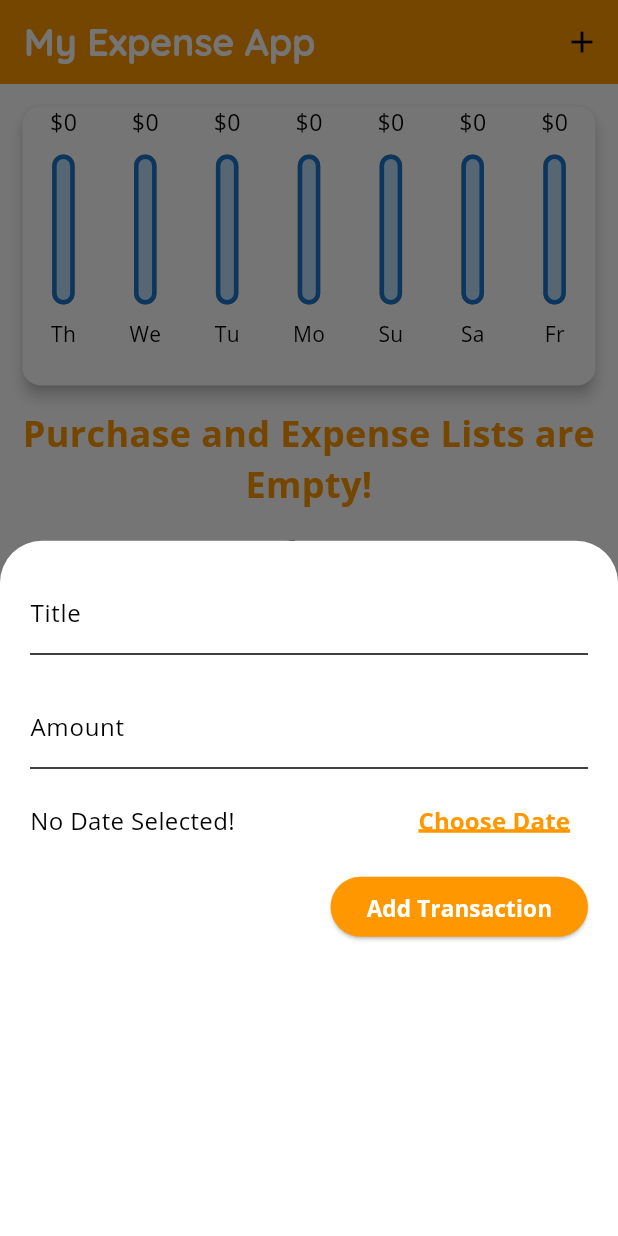
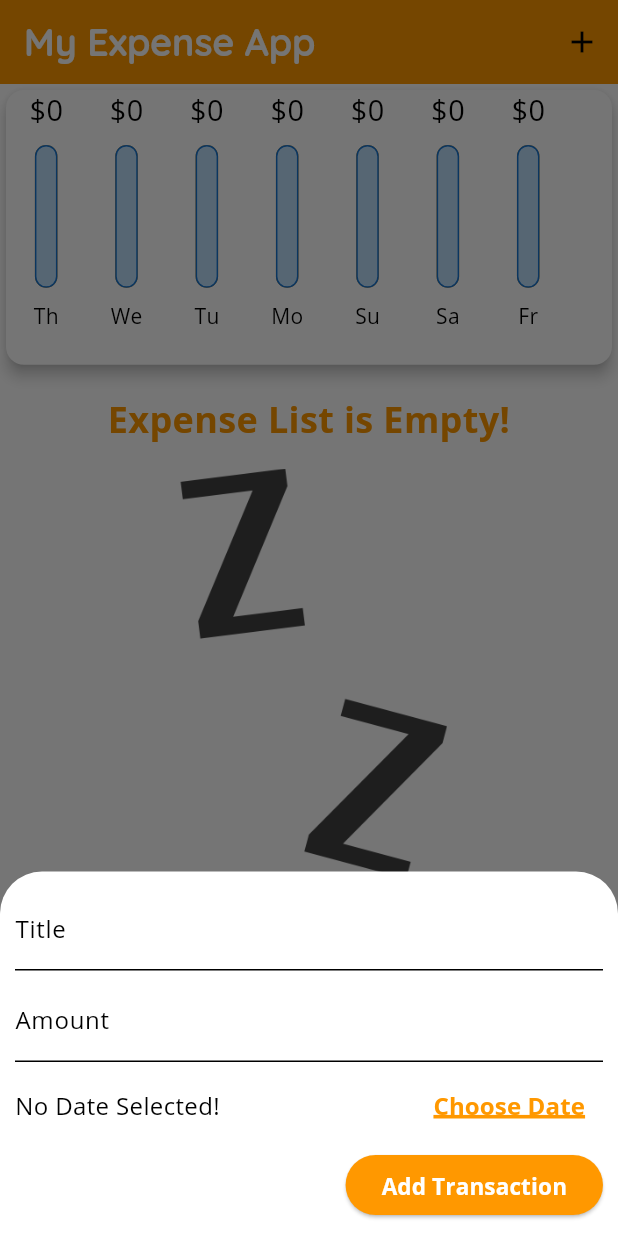
Before and after one commit to Babajide-James/Expense-App, a Flutter app: the screen it shows after launch, after a tap on the "add" icon, on a phone screen of 412 x 824 dp. Run offline on Flutter 3.47's test engine with Material 3 defaults, Android fonts, the phone set to English and light mode, and no system bars.

Commit message:
final expense app project

```diff
--- a/lib/chart/chart.dart
+++ b/lib/chart/chart.dart
@@ -1,6 +1,6 @@
 import 'package:flutter/material.dart';
+import 'package:intl/intl.dart';
 import '../models/model.dart';
-import 'package:intl/intl.dart';
 import 'chart_box.dart';
 
 class Chart extends StatelessWidget {
@@ -35,7 +35,6 @@ class Chart extends StatelessWidget {
   Widget build(BuildContext context) {
     return Card(
       elevation: 4,
-      margin: EdgeInsets.all(15),
       child: Row(
         children: myTransactions.map((data) {
           return ChartBox(
--- a/lib/chart/chart_box.dart
+++ b/lib/chart/chart_box.dart
@@ -12,18 +12,22 @@ class ChartBox extends StatelessWidget {
   final double percentOfTotal;
   @override
   Widget build(BuildContext context) {
-    return Expanded(
+    return LayoutBuilder(
+      builder: (context, constraint) {
+        return SizedBox(
+          width: MediaQuery.of(context).size.width * 0.13,
+          // height: MediaQuery.of(context).size.height * 0.1,
           child: Column(
             children: [
               SizedBox(
-            height: 22,
+                height: constraint.maxHeight * 0.15,
                 child: FittedBox(
                   child: Text('\$${totalAmount.toStringAsFixed(0)}'),
                 ),
               ),
-          SizedBox(height: 10),
+              SizedBox(height: constraint.maxHeight * 0.05),
               SizedBox(
-            height: 100,
+                height: constraint.maxHeight * 0.52,
                 width: 15,
                 child: Stack(
                   children: [
@@ -41,7 +45,7 @@ class ChartBox extends StatelessWidget {
                       decoration: BoxDecoration(
                         borderRadius: BorderRadiusGeometry.circular(10),
                         border: BoxBorder.all(
-                      width: 3,
+                          // width: 3,
                           color: Theme.of(context).primaryColorDark,
                         ),
                         color: Theme.of(context).primaryColorLight,
@@ -59,10 +63,12 @@ class ChartBox extends StatelessWidget {
                   ],
                 ),
               ),
-          SizedBox(height: 10),
-          Text(label),
+              SizedBox(height: constraint.maxHeight * 0.05),
+              FittedBox(child: Text(label)),
             ],
           ),
         );
+      },
+    );
   }
 }
--- a/lib/main.dart
+++ b/lib/main.dart
@@ -1,9 +1,15 @@
 import 'package:flutter/material.dart';
 import './widgets/home_screen.dart';
+// import 'package:flutter/services.dart';
 // import './home.dart';
 // import 'package:for_expense/widgets/fill_form.dart';
 
 void main() {
+  // WidgetsFlutterBinding.ensureInitialized();
+  // SystemChrome.setPreferredOrientations([
+  //   DeviceOrientation.portraitUp,
+  //   DeviceOrientation.portraitDown,
+  // ]);
   runApp(MyApp());
 }
 
--- a/lib/widgets/fill_form.dart
+++ b/lib/widgets/fill_form.dart
@@ -44,11 +44,33 @@ class FillFormState extends State<FillForm> {
     });
   }
 
+  // late FocusNode _textNode;
+  // late FocusNode _buttonNode;
+
+  // @override
+  // void initState() {
+  //   super.initState();
+  //   _textNode = FocusNode();
+  //   _buttonNode = FocusNode();
+  // }
+
+  // @override
+  // void dispose() {
+  //   super.dispose();
+  //   _textNode.dispose();
+  //   _buttonNode.dispose();
+  // }
+
   @override
   Widget build(BuildContext context) {
-    return Container(
-      margin: EdgeInsets.all(10),
-      padding: EdgeInsets.all(10),
+    return SingleChildScrollView(
+      child: Container(
+        padding: EdgeInsets.only(
+          top: MediaQuery.of(context).viewInsets.top + 10,
+          bottom: MediaQuery.of(context).viewInsets.bottom + 10,
+          left: 10,
+          right: 10,
+        ),
         child: Column(
           children: [
             TextField(
@@ -56,24 +78,16 @@ class FillFormState extends State<FillForm> {
               decoration: InputDecoration(
                 hintText: 'Expenses',
                 labelText: 'Title',
-              // border: OutlineInputBorder(
-              //   borderRadius: BorderRadius.circular(12),
-              // ),
               ),
             ),
-          SizedBox(width: 20, height: 20),
+            SizedBox(width: 10, height: 5),
             TextField(
+              // focusNode: _textNode,
+              // onSubmitted: (val) => _textNode.requestFocus(),
               controller: amountController,
-            decoration: InputDecoration(
-              hintText: '\$',
-              labelText: 'Amount',
-
-              // border: OutlineInputBorder(
-              //   borderRadius: BorderRadius.circular(12),
-              // ),
+              decoration: InputDecoration(hintText: '\$', labelText: 'Amount'),
             ),
-          ),
-          SizedBox(height: 10),
+            SizedBox(height: 5),
             Row(
               mainAxisAlignment: MainAxisAlignment.spaceBetween,
               children: [
@@ -90,7 +104,12 @@ class FillFormState extends State<FillForm> {
                 ),
 
                 TextButton(
-                onPressed: _datePicker,
+                  onPressed: () {
+                    _datePicker;
+                    // FocusScope.of(context).unfocus();
+                  },
+
+                  // focusNode: _buttonNode,
                   child: Text(
                     'Choose Date',
                     style: TextStyle(
@@ -104,7 +123,7 @@ class FillFormState extends State<FillForm> {
                 ),
               ],
             ),
-          SizedBox(height: 10),
+            SizedBox(height: 5),
 
             Row(
               mainAxisAlignment: MainAxisAlignment.end,
@@ -127,6 +146,7 @@ class FillFormState extends State<FillForm> {
             ),
           ],
         ),
+      ),
     );
   }
 }
--- a/lib/widgets/home_list.dart
+++ b/lib/widgets/home_list.dart
@@ -1,6 +1,6 @@
 import 'package:flutter/material.dart';
-import 'package:for_expense/models/model.dart';
 import 'package:intl/intl.dart';
+import '../models/model.dart';
 // import './home_screen.dart';
 
 class HomeList extends StatefulWidget {
@@ -22,10 +22,13 @@ class _HomeListState extends State<HomeList> {
   @override
   Widget build(BuildContext context) {
     return widget.transaction.isEmpty
-        ? Column(
+        ? LayoutBuilder(
+            builder: (contxt, constraint) {
+              return Column(
                 children: [
+                  SizedBox(height: constraint.maxHeight * 0.03),
                   Text(
-                'Purchase and Expense Lists are Empty!',
+                    'Expense List is Empty!',
                     style: TextStyle(
                       fontSize: 24,
                       color: Theme.of(context).primaryColor,
@@ -33,15 +36,17 @@ class _HomeListState extends State<HomeList> {
                     ),
                     textAlign: TextAlign.center,
                   ),
-              SizedBox(height: 20),
+                  SizedBox(height: constraint.maxHeight * 0.03),
                   SizedBox(
-                height: 250,
+                    height: constraint.maxHeight * 0.8,
                     child: Image.asset(
                       'assets/image/waiting.png',
-                  fit: BoxFit.fill,
+                      fit: BoxFit.cover,
                     ),
                   ),
                 ],
+              );
+            },
           )
         : ListView.builder(
             itemCount: widget.transaction.length,
@@ -66,7 +71,19 @@ class _HomeListState extends State<HomeList> {
                   subtitle: Text(
                     DateFormat.yMMMEd().format(widget.transaction[index].date),
                   ),
-                  trailing: TextButton(
+                  trailing: MediaQuery.of(context).size.width > 460
+                      ? TextButton.icon(
+                          onPressed: widget.deleteCard(
+                            widget.transaction[index].id,
+                            Icon(Icons.delete, color: Colors.red),
+                          ),
+
+                          label: Text(
+                            'Delete',
+                            style: TextStyle(color: Colors.red),
+                          ),
+                        )
+                      : TextButton(
                           onPressed: () =>
                               widget.deleteCard(widget.transaction[index].id),
                           child: Icon(Icons.delete, color: Colors.red),
--- a/lib/widgets/home_screen.dart
+++ b/lib/widgets/home_screen.dart
@@ -1,3 +1,5 @@
+import 'dart:io';
+import 'package:flutter/cupertino.dart';
 import 'package:flutter/material.dart';
 import '../models/model.dart';
 import './fill_form.dart';
@@ -14,6 +16,8 @@ class _HomeScreenState extends State<HomeScreen> {
   final List<Transaction> transaction = [
     // Transaction(id: 'Add`', amount: 22, date: DateTime.now(), item: 'Djnjdnd'),
   ];
+
+  bool _showChart = false;
 
   List<Transaction> get recentTransaction {
     return transaction.where((tx) {
@@ -46,6 +50,7 @@ class _HomeScreenState extends State<HomeScreen> {
   addNewTransactionButton(BuildContext context) {
     showModalBottomSheet(
       context: context,
+      // showDragHandle: true,
       builder: (_) {
         return FillForm(userAddList);
       },
@@ -54,7 +59,20 @@ class _HomeScreenState extends State<HomeScreen> {
 
   @override
   Widget build(BuildContext context) {
-    final appBar = AppBar(
+    final ifLandscape =
+        MediaQuery.of(context).orientation == Orientation.landscape;
+
+    final PreferredSizeWidget appBar = Platform.isIOS
+        ? CupertinoNavigationBar(
+            middle: Text('My Expense App'),
+            trailing: IconButton(
+              icon: Icon(Icons.add),
+              onPressed: () {
+                () => addNewTransactionButton(context);
+              },
+            ),
+          )
+        : AppBar(
             actions: <Widget>[
               IconButton(
                 icon: Icon(Icons.add),
@@ -66,33 +84,78 @@ class _HomeScreenState extends State<HomeScreen> {
             backgroundColor: Theme.of(context).primaryColor,
           );
     // print(amount);
-    return Scaffold(
-      appBar: appBar,
-      body: Column(
+
+    final chartImage = SizedBox(
+      height:
+          (MediaQuery.of(context).size.height * 0.7 -
+          appBar.preferredSize.height -
+          MediaQuery.of(context).padding.top),
+      child: HomeList(transaction: transaction, deleteCard: removeTransaction),
+    );
+
+    final appBody = SafeArea(
+      child: SizedBox(
+        child: Column(
           mainAxisAlignment: MainAxisAlignment.start,
           crossAxisAlignment: CrossAxisAlignment.stretch,
           children: [
+            if (ifLandscape)
+              Row(
+                mainAxisAlignment: MainAxisAlignment.center,
+                children: [
+                  Text(
+                    'Switch on to View Chart',
+                    style: TextStyle(color: Theme.of(context).primaryColor),
+                  ),
+                  Icon(Icons.arrow_right_alt),
+                  Switch.adaptive(
+                    value: _showChart,
+                    onChanged: (val) {
+                      setState(() {
+                        _showChart = val;
+                      });
+                    },
+                  ),
+                ],
+              ),
+            if (!ifLandscape)
               SizedBox(
+                width: MediaQuery.of(context).size.width * 0.7,
                 height:
-                (MediaQuery.of(context).size.height * 0.33 -
+                    (MediaQuery.of(context).size.height * 0.3 -
                     appBar.preferredSize.height -
                     MediaQuery.of(context).padding.top),
                 child: Chart(recentTransaction),
               ),
-          SizedBox(
+            if (!ifLandscape) chartImage,
+            if (ifLandscape)
+              _showChart
+                  ? SizedBox(
+                      width: MediaQuery.of(context).size.width * 0.6,
                       height:
-                (MediaQuery.of(context).size.height * 0.67 -
+                          (MediaQuery.of(context).size.height * 0.75 -
                           appBar.preferredSize.height -
                           MediaQuery.of(context).padding.top),
-            child: HomeList(
-              transaction: transaction,
-              deleteCard: removeTransaction,
+                      child: Chart(recentTransaction),
+                    )
+                  : chartImage,
+          ],
         ),
       ),
-        ],
-      ),
-      floatingActionButtonLocation: FloatingActionButtonLocation.centerFloat,
-      floatingActionButton: FloatingActionButton(
+    );
+    return Platform.isIOS
+        ? CupertinoPageScaffold(
+            navigationBar: CupertinoNavigationBar(),
+            child: appBody,
+          )
+        : Scaffold(
+            appBar: appBar,
+            body: appBody,
+            floatingActionButtonLocation:
+                FloatingActionButtonLocation.centerFloat,
+            floatingActionButton: Platform.isIOS
+                ? Container()
+                : FloatingActionButton(
                     onPressed: () => addNewTransactionButton(context),
                     child: Icon(Icons.add),
                   ),
```
Lines whose indentation alone changed are shown as unchanged.
